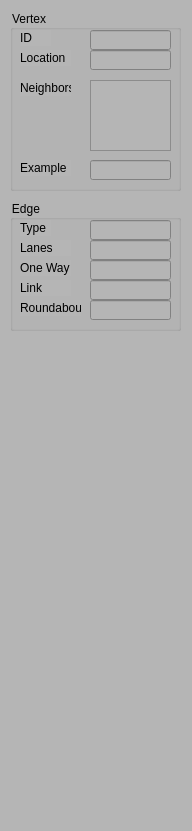
Qt form RoadDesigner/PropertyWidget.ui (gnishida/RoadDesigner) before a commit.
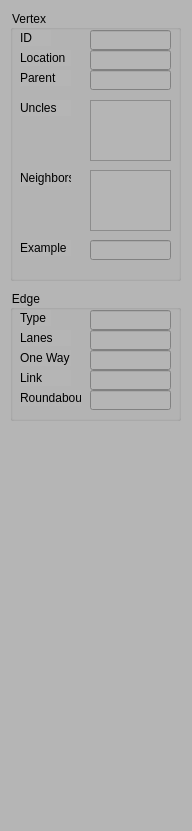
The same form after that commit.

Diff of the .ui file:
```diff
--- a/RoadDesigner/PropertyWidget.ui
+++ b/RoadDesigner/PropertyWidget.ui
@@ -24,7 +24,7 @@
     <property name="geometry">
      <rect>
       <x>10</x>
-      <y>200</y>
+      <y>290</y>
       <width>171</width>
       <height>131</height>
      </rect>
@@ -154,7 +154,7 @@
       <x>10</x>
       <y>10</y>
       <width>171</width>
-      <height>181</height>
+      <height>271</height>
      </rect>
     </property>
     <property name="title">
@@ -210,7 +210,7 @@
      <property name="geometry">
       <rect>
        <x>10</x>
-       <y>70</y>
+       <y>160</y>
        <width>51</width>
        <height>16</height>
       </rect>
@@ -223,9 +223,9 @@
      <property name="geometry">
       <rect>
        <x>80</x>
-       <y>70</y>
+       <y>160</y>
        <width>81</width>
-       <height>71</height>
+       <height>61</height>
       </rect>
      </property>
     </widget>
@@ -233,7 +233,7 @@
      <property name="geometry">
       <rect>
        <x>10</x>
-       <y>150</y>
+       <y>230</y>
        <width>51</width>
        <height>16</height>
       </rect>
@@ -246,12 +246,58 @@
      <property name="geometry">
       <rect>
        <x>80</x>
-       <y>150</y>
+       <y>230</y>
        <width>81</width>
        <height>20</height>
       </rect>
      </property>
     </widget>
+    <widget class="QLabel" name="label_12">
+     <property name="geometry">
+      <rect>
+       <x>10</x>
+       <y>60</y>
+       <width>51</width>
+       <height>16</height>
+      </rect>
+     </property>
+     <property name="text">
+      <string>Parent</string>
+     </property>
+    </widget>
+    <widget class="QLabel" name="label_13">
+     <property name="geometry">
+      <rect>
+       <x>10</x>
+       <y>90</y>
+       <width>51</width>
+       <height>16</height>
+      </rect>
+     </property>
+     <property name="text">
+      <string>Uncles</string>
+     </property>
+    </widget>
+    <widget class="QLineEdit" name="lineEditVertexParent">
+     <property name="geometry">
+      <rect>
+       <x>80</x>
+       <y>60</y>
+       <width>81</width>
+       <height>20</height>
+      </rect>
+     </property>
+    </widget>
+    <widget class="QTextEdit" name="textEditVertexUncles">
+     <property name="geometry">
+      <rect>
+       <x>80</x>
+       <y>90</y>
+       <width>81</width>
+       <height>61</height>
+      </rect>
+     </property>
+    </widget>
    </widget>
   </widget>
  </widget>
```
